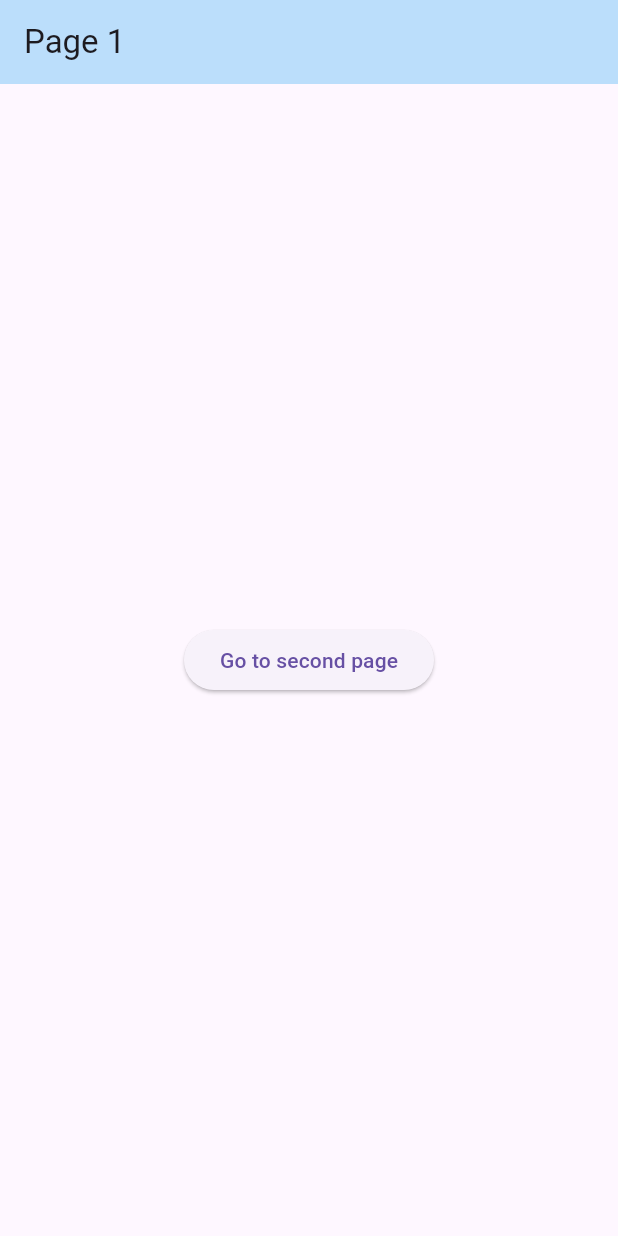
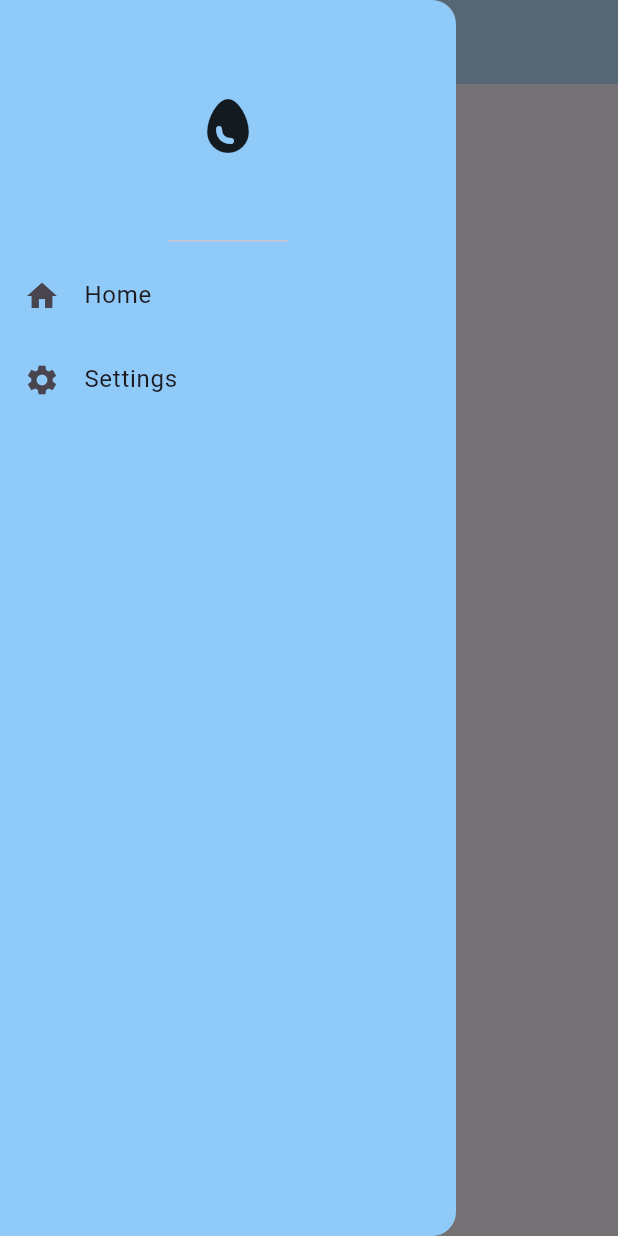
Before and after one commit to JamieK0/Study-Cross-Platform-App, a Flutter app: the screen it shows after launch, with the side drawer open (before the commit the screen has no drawer), on a phone screen of 412 x 824 dp. Run offline on Flutter 3.47's test engine with Material 3 defaults, Android fonts, the phone set to English and light mode, and no system bars.

Commit message:
Working nav menu

```diff
--- a/lib/main.dart
+++ b/lib/main.dart
@@ -1,5 +1,7 @@
 import 'package:flutter/material.dart';
 import 'package:study/pages/first_page.dart';
+import 'package:study/pages/home_page.dart';
+import 'package:study/pages/settings_page.dart';
 
 void main() {
   runApp(MyApp());
@@ -15,6 +17,11 @@ List names = ["jamie", "nish", "henry"];
     return MaterialApp(
       debugShowCheckedModeBanner: false,
       home: FirstPage(),
+      routes: {
+        '/firstpage' : (context) => FirstPage(),
+        '/homepage' : (context) => HomePage(),
+        '/settingspage' :(context) => SettingsPage()
+      }
       );
   }
 }
--- a/lib/pages/first_page.dart
+++ b/lib/pages/first_page.dart
@@ -1,5 +1,5 @@
 import 'package:flutter/material.dart';
-import 'package:study/pages/second_page.dart';
+import 'package:study/pages/home_page.dart';
 
 class FirstPage extends StatelessWidget {
   const FirstPage({super.key});
@@ -7,6 +7,33 @@ class FirstPage extends StatelessWidget {
   @override
   Widget build(BuildContext context) {
     return Scaffold(
+      drawer: Drawer(
+        backgroundColor: Colors.blue[200],
+        child: Column(
+          children: [
+            DrawerHeader(
+              child: Icon(
+                  Icons.egg,
+                  size: 48
+                  ),
+                ),
+              ListTile(
+                leading: Icon(Icons.home),
+                title: Text("Home"),
+                onTap: () {
+                  Navigator.pushNamed(context, '/homepage');
+                }
+              ),
+              ListTile(
+                leading: Icon(Icons.settings),
+                title: Text("Settings"),
+                onTap: () {
+                  Navigator.pushNamed(context, '/settingspage');
+                }
+              )
+          ]
+        )
+      ),
       appBar: AppBar(
         title: Text("Page 1"),
         backgroundColor: Colors.blue[100],),
@@ -14,12 +41,7 @@ class FirstPage extends StatelessWidget {
           child: ElevatedButton(
             child: Text("Go to second page"),
             onPressed: () {
-              Navigator.push(
-                context,
-                MaterialPageRoute(
-                  builder: (context) => SecondPage()
-                  ),
-                );
+              Navigator.pushNamed(context, '/secondPage');
             },
           )
         )
```
Also changed, not shown: lib/pages/home_page.dart (added, +16 -0 lines), lib/pages/second_page.dart (deleted, +0 -14 lines), lib/pages/settings_page.dart (added, +16 -0 lines).
